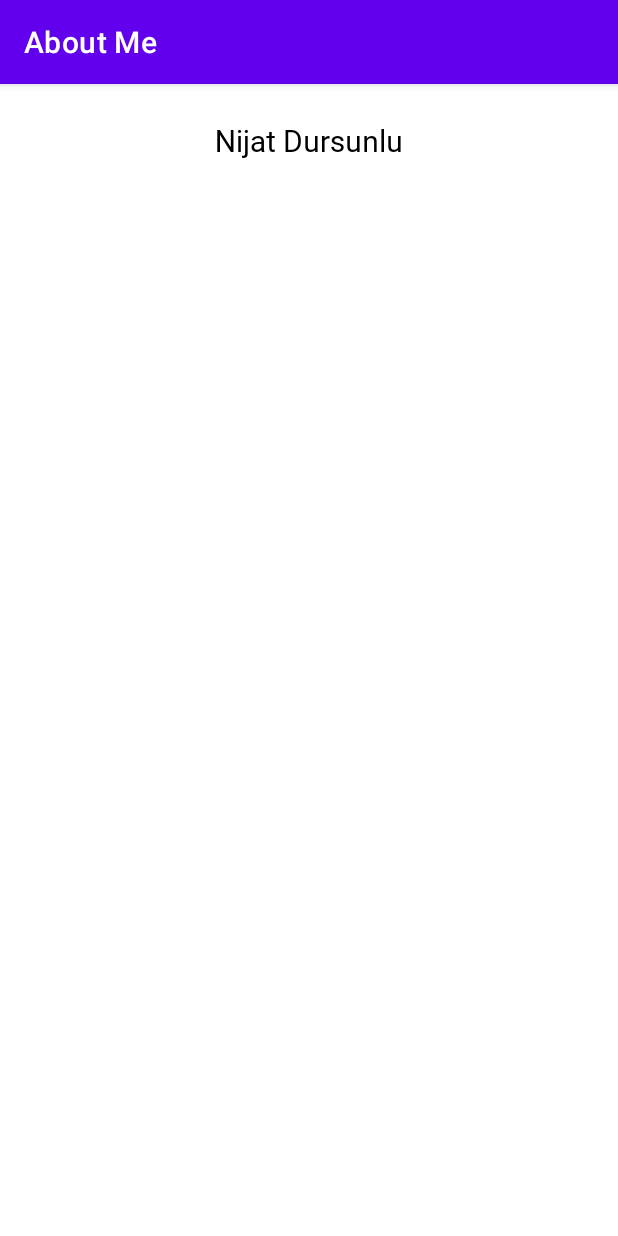
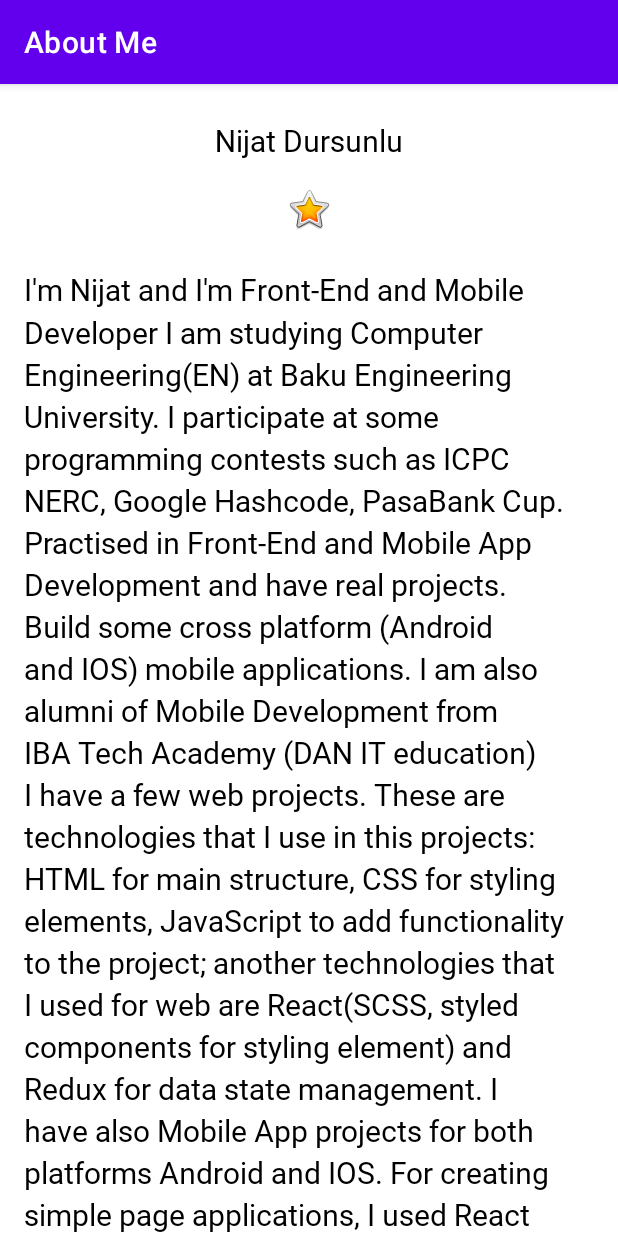
Before and after one commit to nicatdursunlu/About-Me, an Android app: the screen it shows after launch (MainActivity), on a phone screen of 412 x 824 dp. Run offline under Robolectric (Android 15) with nearby library versions, the phone set to English and light mode, and no system bars.

Commit message:
add bio text

```diff
--- a/app/src/main/res/layout/activity_main.xml
+++ b/app/src/main/res/layout/activity_main.xml
@@ -2,17 +2,43 @@
 <LinearLayout xmlns:android="http://schemas.android.com/apk/res/android"
     xmlns:app="http://schemas.android.com/apk/res-auto"
     xmlns:tools="http://schemas.android.com/tools"
-    android:orientation="vertical"
     android:layout_width="match_parent"
     android:layout_height="match_parent"
+    android:orientation="vertical"
+    android:paddingStart="16dp"
+    android:paddingEnd="16dp"
     tools:context=".MainActivity">
 
     <TextView
         android:id="@+id/name_text"
+        style="@style/NameStyle"
         android:layout_width="match_parent"
         android:layout_height="wrap_content"
         android:text="@string/name"
-        android:textAlignment="center"
-        style="@style/NameStyle" />
+        android:textAlignment="center" />
+
+    <ImageView
+        android:id="@+id/start_image"
+        android:layout_width="match_parent"
+        android:layout_height="wrap_content"
+        android:layout_marginTop="16dp"
+        android:contentDescription="@string/yellow_star"
+        app:srcCompat="@android:drawable/btn_star_big_on"/>
+
+    <ScrollView
+        android:id="@+id/bio_scroll"
+        android:layout_width="match_parent"
+        android:layout_height="match_parent">
+
+
+        <TextView
+            android:id="@+id/bio_text"
+            style="@style/NameStyle"
+            android:layout_width="match_parent"
+            android:layout_height="wrap_content"
+            android:lineSpacingMultiplier="1.2"
+            android:text="@string/bio"/>
+    </ScrollView>
+
 
 </LinearLayout>
--- a/app/src/main/res/values/strings.xml
+++ b/app/src/main/res/values/strings.xml
@@ -1,4 +1,23 @@
 <resources>
     <string name="app_name">About Me</string>
     <string name="name">Nijat Dursunlu</string>
+    <string name="yellow_star">Yellow star</string>
+    <string name="bio">I\'m Nijat and I\'m Front-End and Mobile Developer
+        I am studying Computer Engineering(EN) at Baku Engineering University.
+        I participate at some programming contests such as ICPC NERC,
+        Google Hashcode, PasaBank Cup.
+        Practised in Front-End and Mobile App Development and have real projects.
+        Build some cross platform (Android and IOS) mobile applications.
+        I am also alumni of Mobile Development from
+        IBA Tech Academy (DAN IT education)
+
+        I have a few web projects. These are technologies that I use in this projects:
+        HTML for main structure, CSS for styling elements, JavaScript to add functionality
+        to the project; another technologies that I used for web are
+        React(SCSS, styled components for styling element) and Redux for data state management.
+        I have also Mobile App projects for both platforms Android and IOS.
+        For creating simple page applications, I used React Native(special library of
+        JavaScript for cross-platform Mobile Applications),
+        Redux and Firebase (as a storage and backend)
+    </string>
 </resources>
```
